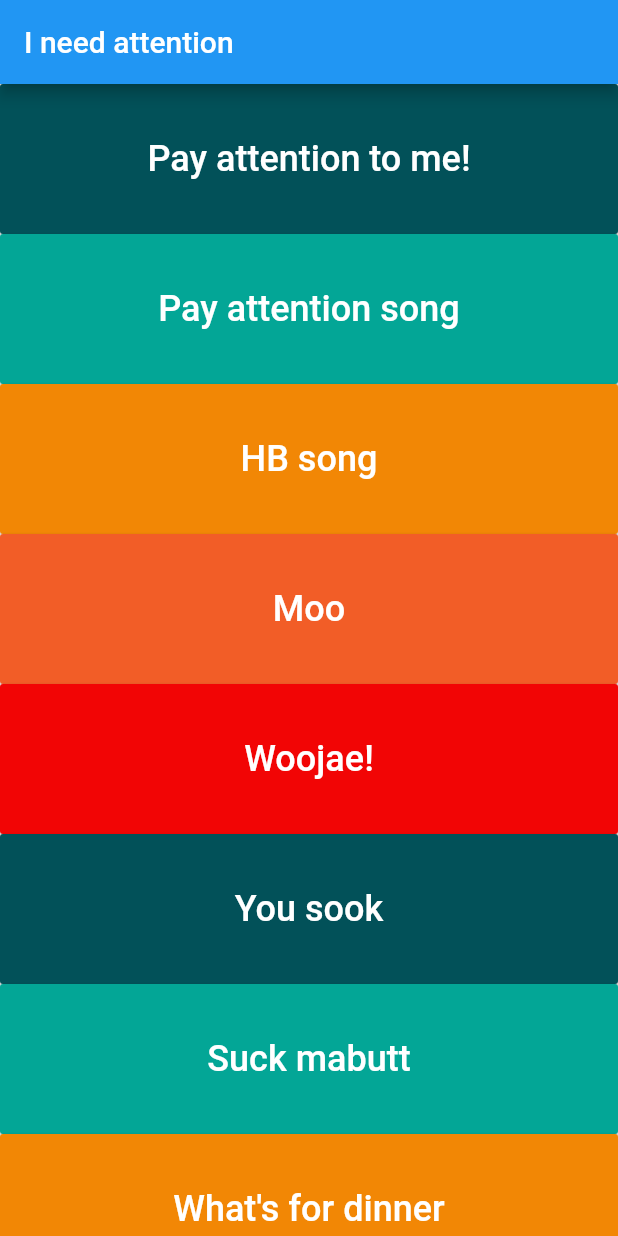
After one commit to wooleah/pay-attention-to-me, a Flutter app: the screen it shows after launch, on a phone screen of 412 x 824 dp. The commit adds this screen. Run offline on Flutter 3.47's test engine with Material 2 defaults, Android fonts, the phone set to English and light mode, and no system bars; our stand-ins replace assets_audio_player.

Commit message:
changed local data reading process

```diff
--- a/lib/constants.dart
+++ b/lib/constants.dart
@@ -7,3 +7,22 @@ const Color color2 = Color(0xff03A696);
 const Color color3 = Color(0xffF28705);
 const Color color4 = Color(0xffF25D27);
 const Color color5 = Color(0xffF20505);
+
+const List<Color> colorWheel = [color1, color2, color3, color4, color5];
+
+const assetPath = 'assets/sounds';
+const List<Map<String, String>> voiceDataList = [
+  {'path': "$assetPath/payattentiontome.mp3", 'title': 'Pay attention to me!'},
+  {'path': "$assetPath/payattentionsong.mp3", 'title': 'Pay attention song'},
+  {'path': "$assetPath/honkyboysong.mp3", 'title': 'HB song'},
+  {'path': "$assetPath/moo.mp3", 'title': 'Moo'},
+  {'path': "$assetPath/Woojae!.mp3", 'title': 'Woojae!'},
+  {'path': "$assetPath/yousook.mp3", 'title': 'You sook'},
+  {'path': "$assetPath/suckmybutt.mp3", 'title': 'Suck mabutt'},
+  {'path': "$assetPath/whatsfordinner.mp3", 'title': "What's for dinner"},
+  {'path': "$assetPath/whatta.mp3", 'title': 'What-ta'},
+  {'path': "$assetPath/questionbutnot.mp3", 'title': 'Question but not'},
+  {'path': "$assetPath/cerealparty.mp3", 'title': 'Cereal party!'},
+  {'path': "$assetPath/ipooped.mp3", 'title': 'I puped'},
+  {'path': "$assetPath/leavemealone.mp3", 'title': 'Leave me alone'},
+];
--- /dev/null
+++ b/lib/home_screen.dart
@@ -0,0 +1,76 @@
+import 'package:flutter/material.dart';
+import 'package:assets_audio_player/assets_audio_player.dart';
+import 'constants.dart' as Constants;
+
+class HomeScreen extends StatefulWidget {
+  @override
+  _HomeScreenState createState() => _HomeScreenState();
+}
+
+class _HomeScreenState extends State<HomeScreen> {
+  AssetsAudioPlayer assetsAudioPlayer = AssetsAudioPlayer();
+
+  @override
+  void initState() {
+    super.initState();
+    assetsAudioPlayer = AssetsAudioPlayer();
+    assetsAudioPlayer.openPlaylist(
+      Playlist(
+        assetAudioPaths:
+            Constants.voiceDataList.map((file) => file['path']).toList(),
+      ),
+    );
+    assetsAudioPlayer.stop();
+
+    assetsAudioPlayer.finished.listen((finished) {
+      assetsAudioPlayer.stop();
+    });
+  }
+
+  @override
+  void dispose() {
+    assetsAudioPlayer.dispose();
+    super.dispose();
+  }
+
+  @override
+  Widget build(BuildContext context) {
+    return MaterialApp(
+      home: Scaffold(
+        appBar: AppBar(
+          title: Text('I need attention'),
+        ),
+        body: SafeArea(
+          child: Center(
+            child: Scrollbar(
+              child: ListView(
+                children: <Widget>[
+                  for (var i = 0; i < Constants.voiceDataList.length; i++)
+                    voiceBtn(i, Constants.voiceDataList[i]['title'])
+                ],
+              ),
+            ),
+          ),
+        ),
+      ),
+    );
+  }
+
+  Widget voiceBtn(int index, String text, [Color color]) {
+    final Color itemColor =
+        color ?? Constants.colorWheel[index % Constants.colorWheel.length];
+    return SizedBox(
+      height: 100,
+      child: RaisedButton(
+        onPressed: () {
+          assetsAudioPlayer.playlistPlayAtIndex(index);
+        },
+        child: Text(
+          text,
+          style: TextStyle(fontSize: 24, color: Colors.white),
+        ),
+        color: itemColor,
+      ),
+    );
+  }
+}
```
Also changed, not shown: lib/main.dart (+3 -92 lines), pubspec.yaml (+1 -6 lines).
